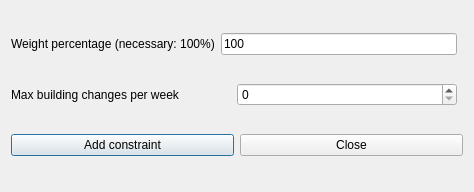
The window that fet/src/interface/addconstraintteachersmaxbuildingchangesperweekform_template.ui (vonmecheln/fet) describes before a commit, drawn with Qt 5.
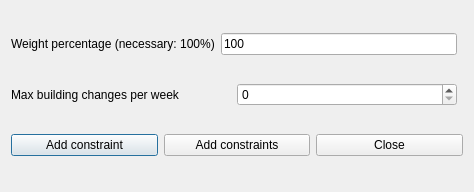
The same window after the commit.

```diff
--- a/fet/src/interface/addconstraintteachersmaxbuildingchangesperweekform_template.ui
+++ b/fet/src/interface/addconstraintteachersmaxbuildingchangesperweekform_template.ui
@@ -23,6 +23,13 @@
        </property>
       </widget>
      </item>
+     <item>
+      <widget class="QPushButton" name="addConstraintsPushButton">
+       <property name="text">
+        <string>Add constraints</string>
+       </property>
+      </widget>
+     </item>
      <item>
       <widget class="QPushButton" name="closePushButton">
        <property name="text">
```
